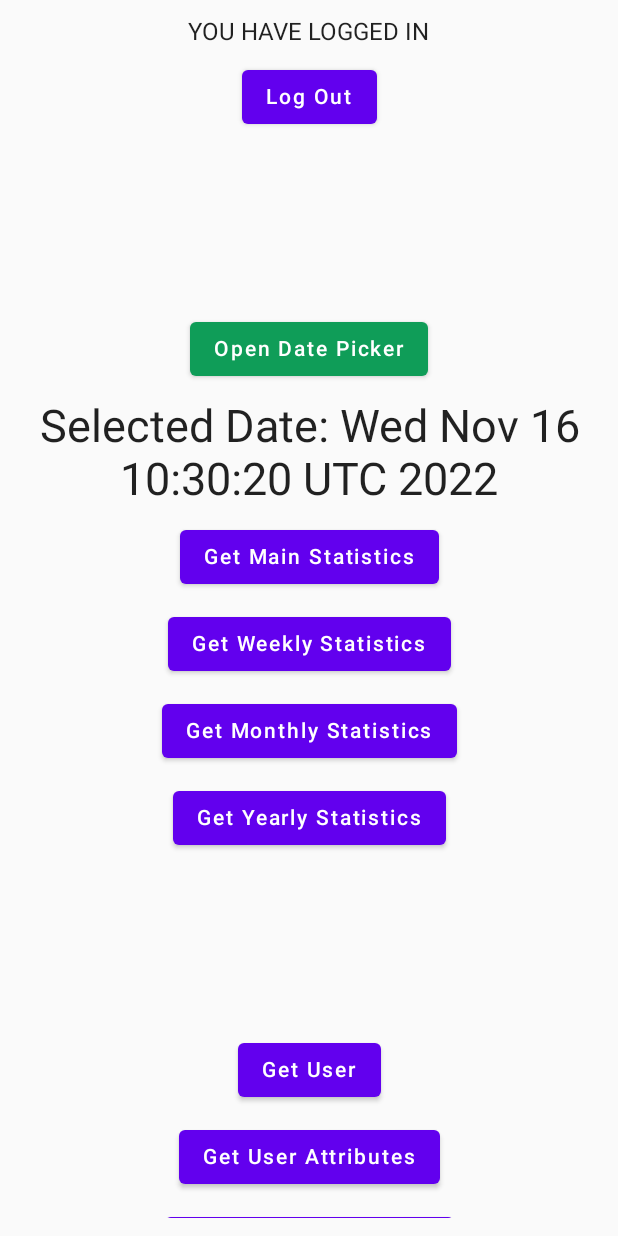
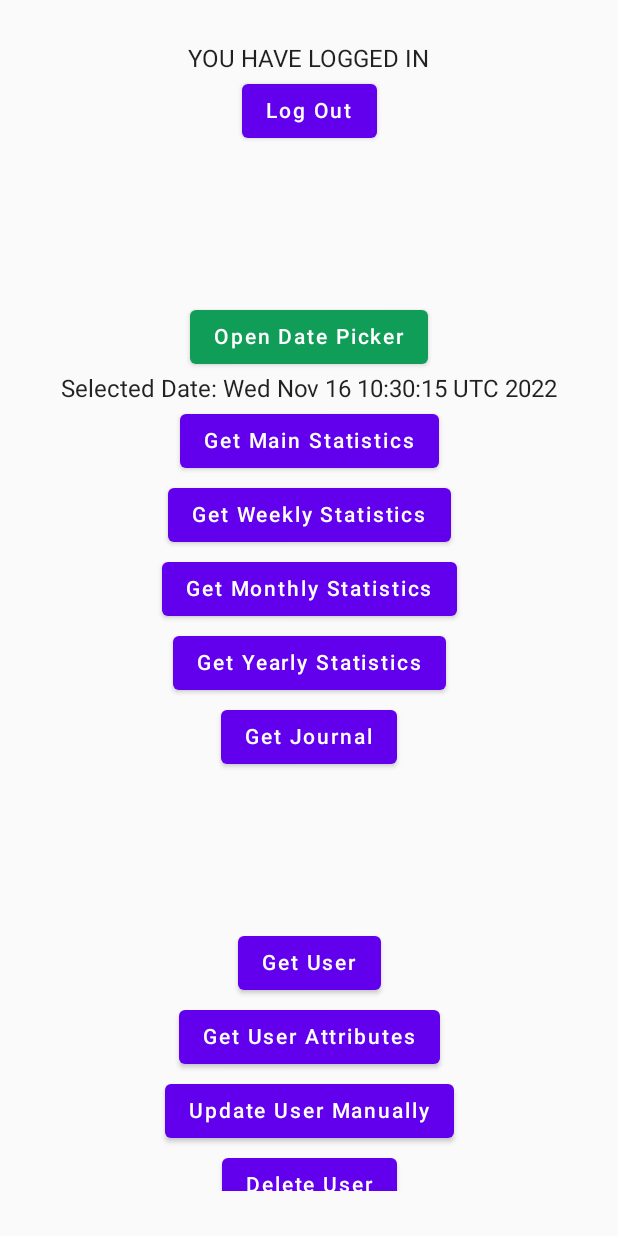
Before and after one commit to sergeymellowing/frontend_Android, an Android app built with Jetpack Compose: the SessionScreen screen opened through its navigation route, on a phone screen of 412 x 824 dp. Run offline under Robolectric (Android 15) with nearby library versions, the phone set to English and light mode, and no system bars; libraries missing offline, so code that uses them is left out: com.amplifyframework.api, com.amplifyframework.auth, com.amplifyframework.core; Roboto replaces fonts that are not available here; 4 statements that could not run were skipped.

Commit message:
FIX: get user and get device on start ADDED: loading page on start ADDED: IotDevice, IotTimer, JournalResponse

```diff
--- a/app/build.gradle
+++ b/app/build.gradle
@@ -8,7 +8,7 @@ android {
     compileSdk 33
 
     defaultConfig {
-        applicationId "com.mellowingfactory.sleepology"
+        applicationId "com.mellowingfactory.app"
         minSdk 26
         targetSdk 33
         versionCode 1
@@ -64,5 +64,5 @@ dependencies {
     implementation "androidx.navigation:navigation-compose:2.5.3"
     implementation "org.jetbrains.kotlinx:kotlinx-coroutines-android:1.6.4"
     implementation 'com.amplifyframework:aws-api:1.37.6'
-    implementation "com.amplifyframework:aws-auth-cognito:1.36.2"
+    implementation "com.amplifyframework:aws-auth-cognito:1.37.6"
 }
--- a/app/src/main/java/com/mellowingfactory/sleepology/MainActivity.kt
+++ b/app/src/main/java/com/mellowingfactory/sleepology/MainActivity.kt
@@ -1,27 +1,22 @@
 package com.mellowingfactory.sleepology
 
-import android.app.Activity
 import android.content.Intent
 import android.os.Bundle
-import android.telephony.MbmsDownloadSession.RESULT_CANCELLED
-import android.telephony.SmsManager.RESULT_CANCELLED
-import android.util.Log
 import androidx.activity.ComponentActivity
 import androidx.activity.compose.setContent
 import androidx.activity.viewModels
 import androidx.compose.runtime.Composable
-import androidx.navigation.activity
 import androidx.navigation.compose.NavHost
 import androidx.navigation.compose.composable
 import androidx.navigation.compose.rememberNavController
-import com.amplifyframework.auth.AuthException
-import com.amplifyframework.auth.AuthProvider
 import com.amplifyframework.auth.cognito.AWSCognitoAuthPlugin
-import com.amplifyframework.auth.result.AuthSignInResult
 import com.amplifyframework.core.Amplify
 import com.mellowingfactory.sleepology.ui.auth.*
+import com.mellowingfactory.sleepology.ui.session.LoadingScreen
+import com.mellowingfactory.sleepology.ui.session.SessionScreen
 import com.mellowingfactory.sleepology.ui.theme.SleepologyTheme
 import com.mellowingfactory.sleepology.viewmodel.AuthViewModel
+import com.mellowingfactory.sleepology.viewmodel.DeviceViewModel
 import com.mellowingfactory.sleepology.viewmodel.StatisticsViewModel
 import com.mellowingfactory.sleepology.viewmodel.UserViewModel
 
@@ -29,12 +24,18 @@ class MainActivity : ComponentActivity() {
     private val viewModel by viewModels<AuthViewModel>()
     private val statisticsViewModel by viewModels<StatisticsViewModel>()
     private val userViewModel by viewModels<UserViewModel>()
+    private val deviceViewModel by viewModels<DeviceViewModel>()
 
     override fun onCreate(savedInstanceState: Bundle?) {
         super.onCreate(savedInstanceState)
 
         viewModel.configureAmplify(this)
-        viewModel.getCurrentAuthSession()
+        viewModel.getCurrentAuthSession {
+            if (it) {
+                userViewModel.getUser(Amplify.Auth.currentUser.username)
+                deviceViewModel.getDevice(Amplify.Auth.currentUser.username)
+            }
+        }
 
         setContent {
             SleepologyTheme {
@@ -59,7 +60,11 @@ class MainActivity : ComponentActivity() {
             navController.navigate(it)
         }
 
-        NavHost(navController = navController, startDestination = "session") {
+        NavHost(navController = navController, startDestination = "loading") {
+            composable("loading") {
+                LoadingScreen(viewModel = viewModel)
+            }
+
             composable("login") {
                 LoginScreen(viewModel = viewModel)
             }
@@ -73,7 +78,12 @@ class MainActivity : ComponentActivity() {
             }
 
             composable("session") {
-                SessionScreen(viewModel = viewModel, statisticsViewModel = statisticsViewModel, userViewModel = userViewModel)
+                SessionScreen(
+                    viewModel = viewModel,
+                    statisticsViewModel = statisticsViewModel,
+                    userViewModel = userViewModel,
+                    deviceViewModel = deviceViewModel
+                )
             }
         }
     }
--- /dev/null
+++ b/app/src/main/java/com/mellowingfactory/sleepology/models/IotDevice.kt
@@ -0,0 +1,27 @@
+package com.mellowingfactory.sleepology.models
+
+data class IotDevice(
+    var id: String? = null,
+    var rev: Int? = null,
+    var fv: Int? = null,
+    var created: String? = null,
+    var updated: String? = null,
+    var mode: Int? = null
+)
+
+data class CreateIotDeviceRequest (
+    val u_id: String,
+    val item: IotDevice
+)
+
+data class UpdateIotDeviceRequest (
+    val d_id: String,
+    val item: UpdateBody
+)
+
+data class UpdateBody(
+    var name: String,
+    var rev: Int,
+    var fv: Int,
+    var mode: Int?
+)
--- a/app/src/main/java/com/mellowingfactory/sleepology/static/Static.kt
+++ b/app/src/main/java/com/mellowingfactory/sleepology/static/Static.kt
@@ -17,3 +17,4 @@ class Fun {
 }
 
 const val API_NAME = "DeviceApi"
+const val DEFAULT_DURATION_MINUTES = 30
--- /dev/null
+++ b/app/src/main/java/com/mellowingfactory/sleepology/ui/session/LoadingScreen.kt
@@ -0,0 +1,22 @@
+package com.mellowingfactory.sleepology.ui.session
+
+import androidx.compose.foundation.layout.*
+import androidx.compose.material.CircularProgressIndicator
+import androidx.compose.runtime.Composable
+import androidx.compose.ui.Alignment
+import androidx.compose.ui.Modifier
+import androidx.compose.ui.unit.dp
+import com.mellowingfactory.sleepology.viewmodel.AuthViewModel
+
+@Composable
+fun LoadingScreen(viewModel: AuthViewModel) {
+    Column(
+        verticalArrangement = Arrangement.spacedBy(1.dp, alignment = Alignment.CenterVertically),
+        horizontalAlignment = Alignment.CenterHorizontally,
+        modifier = Modifier
+            .fillMaxSize()
+            .padding(30.dp)
+    ) {
+        CircularProgressIndicator()
+    }
+}
--- a/app/src/main/java/com/mellowingfactory/sleepology/ui/session/SessionScreen.kt
+++ b/app/src/main/java/com/mellowingfactory/sleepology/ui/session/SessionScreen.kt
@@ -1,4 +1,4 @@
-package com.mellowingfactory.sleepology.ui.auth
+package com.mellowingfactory.sleepology.ui.session
 
 import android.app.DatePickerDialog
 import android.util.Log
@@ -31,6 +31,7 @@ import com.mellowingfactory.sleepology.models.Timeframe
 import com.mellowingfactory.sleepology.models.UpdateApiNodeUserRequest
 import com.mellowingfactory.sleepology.static.API_NAME
 import com.mellowingfactory.sleepology.viewmodel.AuthViewModel
+import com.mellowingfactory.sleepology.viewmodel.DeviceViewModel
 import com.mellowingfactory.sleepology.viewmodel.StatisticsViewModel
 import com.mellowingfactory.sleepology.viewmodel.UserViewModel
 import org.json.JSONObject
@@ -38,16 +39,16 @@ import java.util.*
 
 
 @Composable
-fun SessionScreen(viewModel: AuthViewModel, statisticsViewModel: StatisticsViewModel, userViewModel: UserViewModel) {
+fun SessionScreen(viewModel: AuthViewModel, statisticsViewModel: StatisticsViewModel, userViewModel: UserViewModel, deviceViewModel: DeviceViewModel) {
     val mContext = LocalContext.current
     val scrollableState = rememberScrollState()
 
     Column(
-        verticalArrangement = Arrangement.spacedBy(10.dp, alignment = Alignment.CenterVertically),
+        verticalArrangement = Arrangement.spacedBy(1.dp, alignment = Alignment.CenterVertically),
         horizontalAlignment = Alignment.CenterHorizontally,
         modifier = Modifier
             .fillMaxSize()
-            .padding(12.dp)
+            .padding(30.dp)
             .verticalScroll(scrollableState),
     ) {
         Text(text = "YOU HAVE LOGGED IN")
@@ -74,34 +75,14 @@ fun SessionScreen(viewModel: AuthViewModel, statisticsViewModel: StatisticsViewM
             statisticsViewModel.journalDate.value = newDate.time // setting new date
         }, thisAYear, thisAMonth, thisADay)
 
-//        val mYear: Int
-//        val mMonth: Int
-//        val mDay: Int
-//        val mCalendar = Calendar.getInstance()
-//        mYear = mCalendar.get(Calendar.YEAR)
-//        mMonth = mCalendar.get(Calendar.MONTH)
-//        mDay = mCalendar.get(Calendar.DAY_OF_MONTH)
-//        mCalendar.time = Date()
-//        val mDate = remember { mutableStateOf("") }
-//
-//        val mDatePickerDialog = DatePickerDialog(mContext,
-//            { _: DatePicker, mYear: Int, mMonth: Int, mDayOfMonth: Int ->
-//
-////                mDate.value = "$mDayOfMonth/${mMonth+1}/$mYear"
-//            }, mYear, mMonth, mDay
-//        )
-//
-
             Button(onClick = {
                 dpd.show()
             }, colors = ButtonDefaults.buttonColors(backgroundColor = Color(0XFF0F9D58)) ) {
                 Text(text = "Open Date Picker", color = Color.White)
             }
 
-            Text(text = "Selected Date: ${statisticsViewModel.journalDate.value}", fontSize = 30.sp, textAlign = TextAlign.Center)
+            Text(text = "Selected Date: ${statisticsViewModel.journalDate.value}", textAlign = TextAlign.Center)
 
-        // TODO: pass journalDate
-        // TODO: pass timeframe
         Button(onClick = {
             statisticsViewModel.getStatistics()
         }) {
@@ -126,6 +107,12 @@ fun SessionScreen(viewModel: AuthViewModel, statisticsViewModel: StatisticsViewM
             Text(text = "Get Yearly Statistics")
         }
 
+        Button(onClick = {
+            statisticsViewModel.getJournal(statisticsViewModel.journalDate.value)
+        }) {
+            Text(text = "Get Journal")
+        }
+
 
         Spacer(modifier = Modifier.height(100.dp))
 
@@ -143,5 +130,41 @@ fun SessionScreen(viewModel: AuthViewModel, statisticsViewModel: StatisticsViewM
         }) {
             Text(text = "Update User Manually")
         }
+
+        Button(onClick = {
+            userViewModel.deleteUser(viewModel.username.value)
+        }) {
+            Text(text = "Delete User")
+        }
+
+
+        Spacer(modifier = Modifier.height(100.dp))
+
+
+        Button(onClick = { deviceViewModel.getDevice(viewModel.username.value) }) {
+            Text(text = "Get Device")
+        }
+
+        Button(onClick = {
+            val testingMode = 3
+            println(userViewModel.user.value.id)
+            userViewModel.user.value.id?.let {
+                deviceViewModel.updateDevice(testingMode, it)
+            }
+        }) {
+            Text(text = "Update Device")
+        }
+//
+//        Button(onClick = {
+//            userViewModel.deleteUser(viewModel.username.value)
+//        }) {
+//            Text(text = "Delete User")
+//        }
+
+    // TODO: FIX ME E/AndroidRuntime: FATAL EXCEPTION: OkHttp Dispatcher
+        Button(onClick = { deviceViewModel.device.value.id?.let { deviceViewModel.getTimer(it) } }) {
+            Text(text = "Get Timer")
+        }
+
     }
 }
--- a/app/src/main/java/com/mellowingfactory/sleepology/viewmodel/AuthViewModel.kt
+++ b/app/src/main/java/com/mellowingfactory/sleepology/viewmodel/AuthViewModel.kt
@@ -107,14 +107,16 @@ class AuthViewModel: ViewModel() {
         }
     }
 
-    fun getCurrentAuthSession() {
+    fun getCurrentAuthSession(onComplete: (Boolean) -> Unit) {
         apiNodeServer.fetchCurrentAuthSession { name, session ->
             name?.let { username.value = name }
             viewModelScope.launch(Dispatchers.Main) {
                 if (session.isSignedIn) {
                     navigateTo("session")
+                    onComplete(true)
                 } else {
                     navigateTo("login")
+                    onComplete(false)
                 }
 
             }
--- /dev/null
+++ b/app/src/main/java/com/mellowingfactory/sleepology/viewmodel/DeviceViewModel.kt
@@ -0,0 +1,48 @@
+package com.mellowingfactory.sleepology.viewmodel
+
+import androidx.compose.runtime.mutableStateListOf
+import androidx.compose.runtime.mutableStateOf
+import androidx.lifecycle.ViewModel
+import com.mellowingfactory.sleepology.models.IotDevice
+import com.mellowingfactory.sleepology.models.IotTimer
+import com.mellowingfactory.sleepology.services.ApiNodeServer
+
+class DeviceViewModel: ViewModel() {
+    private val apiNodeServer: ApiNodeServer = ApiNodeServer()
+
+    var device = mutableStateOf(IotDevice())
+        private set
+
+
+
+    var timers = mutableStateListOf<IotTimer>()
+        private set
+
+    fun getDevice(username: String) {
+        apiNodeServer.getDevice(username) { fetchedDevice ->
+            if (fetchedDevice != null) {
+                device.value = fetchedDevice
+            }
+        }
+    }
+
+    fun updateDevice(mode: Int, username: String) {
+        val myDevice = device.value
+        myDevice.mode = mode
+        apiNodeServer.updateDevice(username, myDevice) {
+            // TODO: handle boolean response
+        }
+    }
+
+    fun getTimer(d_id: String) {
+        apiNodeServer.getTimer(d_id){ fetchedTimers ->
+            if (fetchedTimers != null) {
+                timers.clear()
+                for (timer in fetchedTimers) {
+                    timers.add(timer)
+                }
+            }
+        }
+    }
+
+}
--- a/app/src/main/java/com/mellowingfactory/sleepology/viewmodel/StatisticsViewModel.kt
+++ b/app/src/main/java/com/mellowingfactory/sleepology/viewmodel/StatisticsViewModel.kt
@@ -19,4 +19,10 @@ class StatisticsViewModel: ViewModel() {
             // TODO: Do something with $statistics
         }
     }
+
+    fun getJournal(date: Date) {
+        apiNodeServer.getJournal(date) { journal ->
+            // TODO: Do something with $journal
+        }
+    }
 }
--- a/app/src/main/java/com/mellowingfactory/sleepology/viewmodel/UserViewModel.kt
+++ b/app/src/main/java/com/mellowingfactory/sleepology/viewmodel/UserViewModel.kt
@@ -33,6 +33,12 @@ class UserViewModel: ViewModel() {
 
     fun updateUser(id: String, user: ApiNodeUser) {
         apiNodeServer.updateUser(id, user) { bool ->
+            // TODO: Do something with $bool
+        }
+    }
+
+    fun deleteUser(id: String) {
+        apiNodeServer.deleteUser(id) { bool ->
             // TODO: Do something with $bool
         }
     }
```
Also changed, not shown: app/src/main/java/com/mellowingfactory/sleepology/models/IotTimer.kt (added, +22 -0 lines), app/src/main/java/com/mellowingfactory/sleepology/models/JournalResponse.kt (added, +22 -0 lines), app/src/main/java/com/mellowingfactory/sleepology/services/ApiNodeServer.kt (+168 -3 lines).
